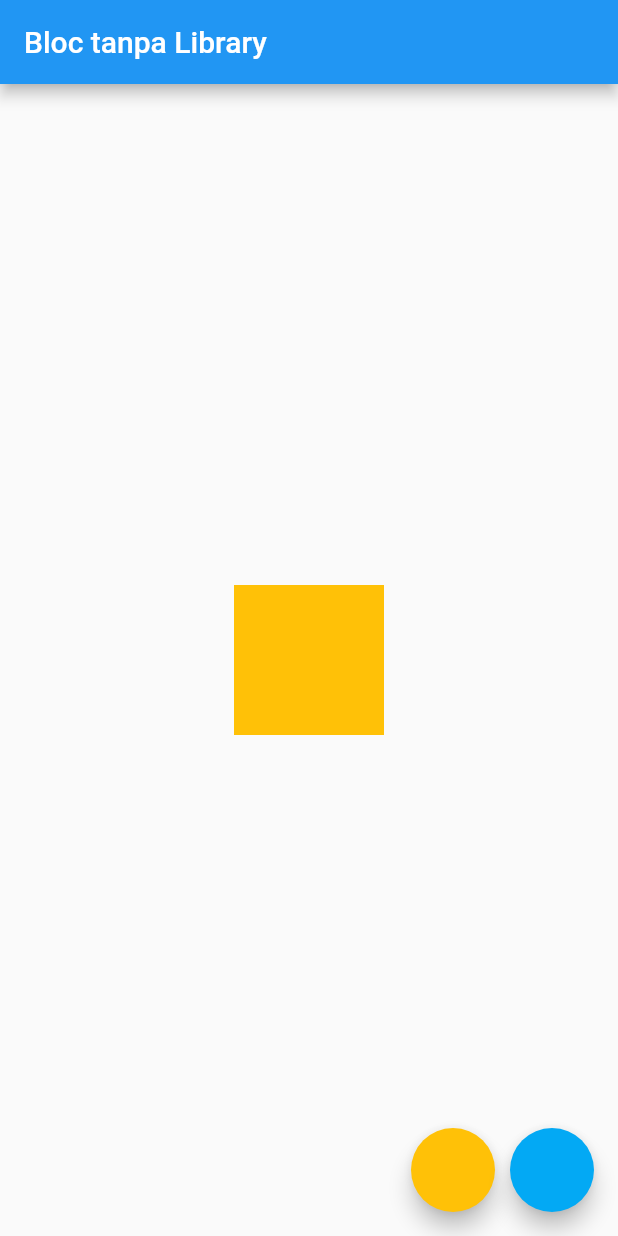
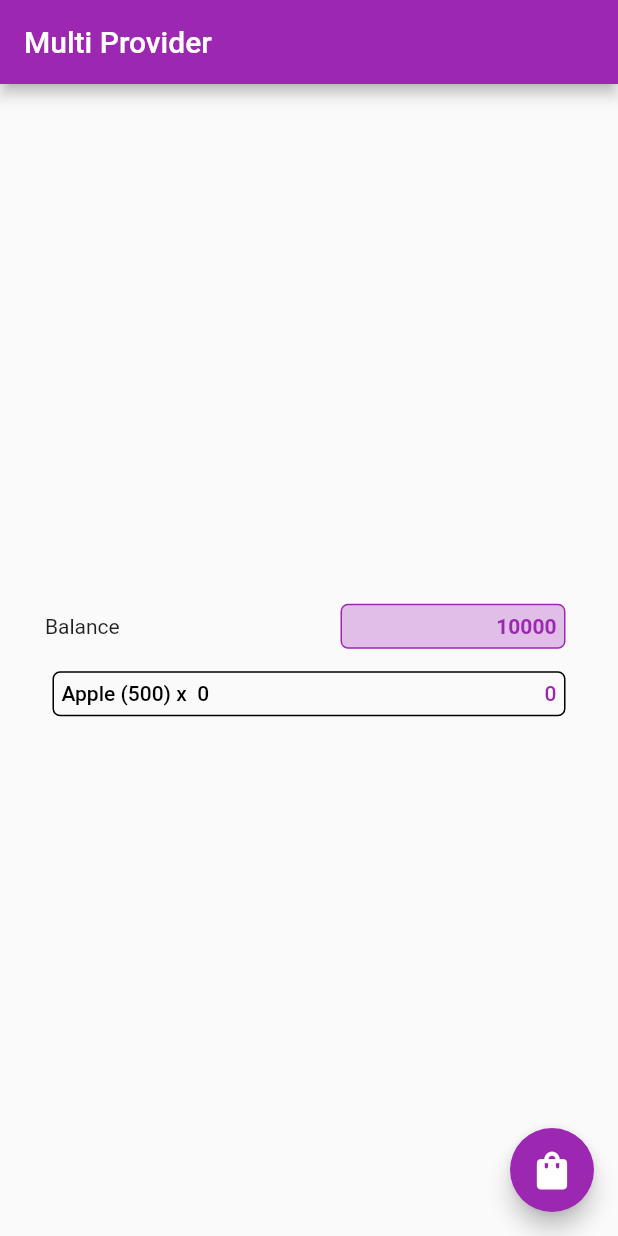
Before and after one commit to haritsdev/belajar_bloc, a Flutter app: the screen it shows after launch, on a phone screen of 412 x 824 dp. Run offline on Flutter 3.47's test engine with Material 2 defaults, Android fonts, the phone set to English and light mode, and no system bars.

Commit message:
Part 2 Multi Provider

```diff
--- /dev/null
+++ b/lib/cart.dart
@@ -0,0 +1,10 @@
+import 'package:flutter/foundation.dart';
+
+class Cart with ChangeNotifier {
+  int _quantity = 0;
+  int get quantity => _quantity;
+  set quantity(int value) {
+    _quantity = value;
+    notifyListeners();
+  }
+}
--- a/lib/color_bloc.dart
+++ /dev/null
@@ -1,36 +0,0 @@
-import 'dart:async';
-
-import 'dart:async';
-import 'package:flutter/material.dart';
-
-enum ColorEvent { to_amber, to_light_blue }
-
-class ColorBloc {
-  Color _color = Colors.amber;
-
-  StreamController<ColorEvent> _eventController =
-      StreamController<ColorEvent>();
-  StreamSink<ColorEvent> get eventSink => _eventController.sink;
-
-  StreamController<Color> _stateController = StreamController<Color>();
-  StreamSink<Color> get _stateSink => _stateController.sink;
-  Stream<Color> get stateStream => _stateController.stream;
-
-  void _mapEventToState(ColorEvent colorEvent) {
-    if (colorEvent == ColorEvent.to_amber)
-      _color = Colors.amber;
-    else
-      _color = Colors.lightBlue;
-
-    _stateSink.add(_color);
-  }
-
-  ColorBloc() {
-    _eventController.stream.listen(_mapEventToState);
-  }
-
-  void dispose() {
-    _eventController.close();
-    _stateController.close();
-  }
-}
--- a/lib/main.dart
+++ b/lib/main.dart
@@ -1,63 +1,122 @@
-import 'package:belajar_bloc/color_bloc.dart';
 import 'package:flutter/material.dart';
+import 'package:provider/provider.dart';
+
+import 'cart.dart';
+import 'money.dart';
 
 void main() {
   runApp(MyApp());
 }
 
-class MyApp extends StatefulWidget {
-  @override
-  State<MyApp> createState() => _MyAppState();
-}
-
-class _MyAppState extends State<MyApp> {
-  ColorBloc bloc = ColorBloc();
-  @override
-  void dispose() {
-    bloc.dispose();
-    super.dispose();
-  }
-
+class MyApp extends StatelessWidget {
   @override
   Widget build(BuildContext context) {
     return MaterialApp(
-        home: Scaffold(
-            floatingActionButton: Row(
-              mainAxisAlignment: MainAxisAlignment.end,
+      home: MultiProvider(
+        providers: [
+          ChangeNotifierProvider<Money>(
+            create: (context) => Money(),
+          ),
+          ChangeNotifierProvider<Cart>(
+            create: (context) => Cart(),
+          )
+        ],
+        child: Scaffold(
+          floatingActionButton: Consumer<Money>(
+            builder: (context, money, _) => Consumer<Cart>(
+              builder: (context, cart, _) => FloatingActionButton(
+                onPressed: () {
+                  if (money.balance >= 500) {
+                    cart.quantity += 1;
+                    money.balance -= 500;
+                  }
+                },
+                child: Icon(
+                  Icons.shopping_bag_rounded,
+                  size: 30,
+                ),
+                backgroundColor: Colors.purple,
+              ),
+            ),
+          ),
+          appBar: AppBar(
+            backgroundColor: Colors.purple,
+            title: Text("Multi Provider"),
+          ),
+          body: Center(
+            child: Container(
+              margin: EdgeInsets.symmetric(horizontal: 30),
+              width: double.infinity,
+              child: Column(
+                mainAxisAlignment: MainAxisAlignment.center,
                 children: [
-                FloatingActionButton(
-                  onPressed: () {
-                    bloc.eventSink.add(ColorEvent.to_amber);
-                  },
-                  backgroundColor: Colors.amber,
+                  Row(
+                    mainAxisAlignment: MainAxisAlignment.spaceBetween,
+                    children: [
+                      Text("Balance"),
+                      Container(
+                        child: Align(
+                          alignment: Alignment.centerRight,
+                          child: Consumer<Money>(
+                            builder: (context, money, _) => Text(
+                              money.balance.toString(),
+                              style: TextStyle(
+                                  color: Colors.purple,
+                                  fontWeight: FontWeight.w700),
+                            ),
+                          ),
+                        ),
+                        height: 30,
+                        width: 150,
+                        margin: EdgeInsets.all(5),
+                        padding: EdgeInsets.all(5),
+                        decoration: BoxDecoration(
+                            borderRadius: BorderRadius.circular(5),
+                            color: Colors.purple[100],
+                            border: Border.all(color: Colors.purple)),
+                      )
+                    ],
                   ),
                   SizedBox(
-                  width: 10,
+                    height: 5,
                   ),
-                FloatingActionButton(
-                  onPressed: () {
-                    bloc.eventSink.add(ColorEvent.to_light_blue);
-                  },
-                  backgroundColor: Colors.lightBlue,
+                  Container(
+                    child: Align(
+                      alignment: Alignment.centerRight,
+                      child: Consumer<Cart>(
+                        builder: (context, cart, _) => Row(
+                          mainAxisAlignment: MainAxisAlignment.spaceBetween,
+                          children: [
+                            Text(
+                              "Apple (500) x  ${cart.quantity.toString()}",
+                              style: TextStyle(
+                                  color: Colors.black,
+                                  fontWeight: FontWeight.w500),
+                            ),
+                            Text(
+                              (500 * cart.quantity).toString(),
+                              style: TextStyle(
+                                  color: Colors.purple,
+                                  fontWeight: FontWeight.w500),
                             ),
                           ],
                         ),
-            appBar: AppBar(
-              title: Text("Bloc tanpa Library"),
                       ),
-            body: Center(
-                child: StreamBuilder(
-              stream: bloc.stateStream,
-              initialData: Colors.amber,
-              builder: (context, snapshot) {
-                return AnimatedContainer(
-                  width: 100,
-                  height: 100,
-                  color: snapshot.data,
-                  duration: Duration(microseconds: 500),
+                    ),
+                    height: 30,
+                    margin: EdgeInsets.all(5),
+                    padding: EdgeInsets.all(5),
+                    decoration: BoxDecoration(
+                      border: Border.all(color: Colors.black),
+                      borderRadius: BorderRadius.circular(5),
+                    ),
+                  )
+                ],
+              ),
+            ),
+          ),
+        ),
+      ),
     );
-              },
-            ) //membuild widget setiap kali mendapat update dari stream
-                )));
   }
 }
--- /dev/null
+++ b/lib/money.dart
@@ -0,0 +1,10 @@
+import 'package:flutter/foundation.dart';
+
+class Money with ChangeNotifier {
+  int _balance = 10000;
+  int get balance => _balance;
+  set balance(int value) {
+    _balance = value;
+    notifyListeners();
+  }
+}
--- a/pubspec.yaml
+++ b/pubspec.yaml
@@ -28,6 +28,7 @@ dependencies:
   # The following adds the Cupertino Icons font to your application.
   # Use with the CupertinoIcons class for iOS style icons.
   cupertino_icons: ^1.0.2
+  provider: ^4.3.3
 
 dev_dependencies:
   flutter_test:
```
Also changed, not shown: pubspec.lock. Lines whose indentation alone changed are shown as unchanged.
